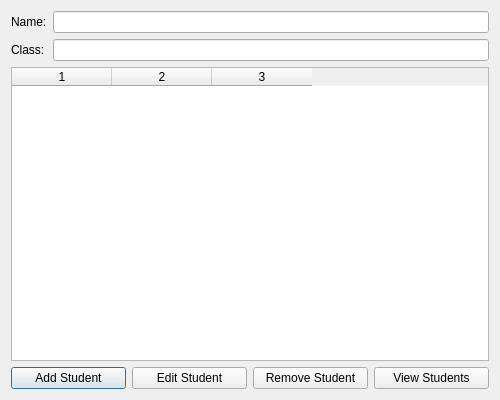
The window that AdminPanel/StudentManagement.ui (sarimkhan4/SchoolManagementSystem) describes before a commit, drawn with Qt 5.
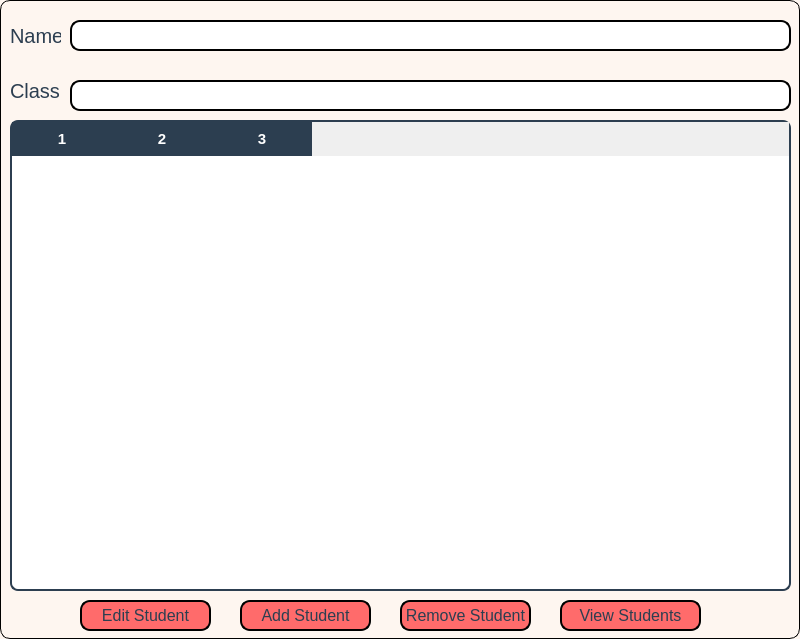
The same window after the commit.

The edit to the form file:
```diff
--- a/AdminPanel/StudentManagement.ui
+++ b/AdminPanel/StudentManagement.ui
@@ -6,91 +6,290 @@
    <rect>
     <x>0</x>
     <y>0</y>
-    <width>500</width>
-    <height>400</height>
+    <width>800</width>
+    <height>639</height>
    </rect>
   </property>
   <property name="windowTitle">
    <string>Manage Students</string>
   </property>
-  <layout class="QVBoxLayout" name="verticalLayout">
-   <item>
-    <layout class="QFormLayout" name="formLayout">
-     <item row="0" column="0">
-      <widget class="QLabel" name="labelName">
-       <property name="text">
-        <string>Name:</string>
-       </property>
-      </widget>
-     </item>
-     <item row="0" column="1">
-      <widget class="QLineEdit" name="nameLineEdit"/>
-     </item>
-     <item row="1" column="0">
-      <widget class="QLabel" name="labelClass">
-       <property name="text">
-        <string>Class:</string>
-       </property>
-      </widget>
-     </item>
-     <item row="1" column="1">
-      <widget class="QLineEdit" name="classLineEdit"/>
-     </item>
-    </layout>
-   </item>
-   <item>
-    <widget class="QTableWidget" name="studentTable">
-     <property name="columnCount">
-      <number>3</number>
-     </property>
-     <property name="horizontalHeaderLabels" stdset="0">
-      <stringlist>
-       <string>ID</string>
-       <string>Name</string>
-       <string>Class</string>
-      </stringlist>
-     </property>
-     <column/>
-     <column/>
-     <column/>
-    </widget>
-   </item>
-   <item>
-    <layout class="QHBoxLayout" name="buttonLayout">
-     <item>
-      <widget class="QPushButton" name="addStudentButton">
-       <property name="text">
-        <string>Add Student</string>
-       </property>
-      </widget>
-     </item>
-     <item>
-      <widget class="QPushButton" name="editStudentButton">
-       <property name="text">
-        <string>Edit Student</string>
-       </property>
-      </widget>
-     </item>
-     <item>
-      <widget class="QPushButton" name="removeStudentButton">
-       <property name="text">
-        <string>Remove Student</string>
-       </property>
-      </widget>
-     </item>
-     <item>
-      <widget class="QPushButton" name="viewStudentButton">
-       <property name="enabled">
-        <bool>true</bool>
-       </property>
-       <property name="text">
-        <string>View Students</string>
-       </property>
-      </widget>
-     </item>
-    </layout>
-   </item>
-  </layout>
+  <property name="styleSheet">
+   <string notr="true">QDialog#StudentManagement {
+        background-color: #fef6f0   ;
+        border: 1px solid black;
+        border-radius: 10%;
+}</string>
+  </property>
+  <widget class="QTableWidget" name="studentTable">
+   <property name="geometry">
+    <rect>
+     <x>10</x>
+     <y>120</y>
+     <width>781</width>
+     <height>471</height>
+    </rect>
+   </property>
+   <property name="maximumSize">
+    <size>
+     <width>1000</width>
+     <height>600</height>
+    </size>
+   </property>
+   <property name="styleSheet">
+    <string notr="true">QTableWidget#studentTable {
+    border: 1.5px solid #2c3e50;
+    border-radius: 8px;
+    background-color: #ffffff;
+    font-family: 'Segoe UI', sans-serif;
+    font-size: 11pt;
+    color: #2c3e50;
+    gridline-color: #ecf0f1;
+    alternate-background-color: #f7f9fa;
+    selection-background-color: #d6eaf8;
+    selection-color: #1a252f;
+}
+
+QHeaderView::section {
+    background-color: #2c3e50;
+    color: white;
+    font-weight: bold;
+    font-size: 11pt;
+    padding: 6px;
+    border: none;
+    font-family: 'Segoe UI', sans-serif;
+}
+
+QTableWidget QTableCornerButton::section {
+    background-color: #2c3e50;
+    border: none;
+}
+
+QTableWidget::item {
+    padding: 6px;
+    font-size: 10.5pt;
+}
+
+QTableWidget::item:selected {
+    background-color: #d6eaf8;
+    color: #1a252f;
+}
+</string>
+   </property>
+   <property name="showGrid">
+    <bool>true</bool>
+   </property>
+   <property name="columnCount">
+    <number>3</number>
+   </property>
+   <property name="horizontalHeaderLabels" stdset="0">
+    <stringlist>
+     <string>ID</string>
+     <string>Name</string>
+     <string>Class</string>
+    </stringlist>
+   </property>
+   <column/>
+   <column/>
+   <column/>
+  </widget>
+  <widget class="QLineEdit" name="classLineEdit">
+   <property name="geometry">
+    <rect>
+     <x>70</x>
+     <y>80</y>
+     <width>721</width>
+     <height>31</height>
+    </rect>
+   </property>
+   <property name="styleSheet">
+    <string notr="true">QLineEdit#classLineEdit {
+    color: black;;
+    border: 1.5px solid black;;
+    border-radius: 10px;
+        font-size: 16px;
+        padding: 0px 8px 0px 8px;
+}
+</string>
+   </property>
+  </widget>
+  <widget class="QLineEdit" name="nameLineEdit">
+   <property name="geometry">
+    <rect>
+     <x>70</x>
+     <y>20</y>
+     <width>721</width>
+     <height>31</height>
+    </rect>
+   </property>
+   <property name="styleSheet">
+    <string notr="true">QLineEdit#nameLineEdit {
+    color: black;;
+    border: 1.5px solid black;;
+    border-radius: 10px;
+        font-size: 16px;
+        padding: 0px 8px 0px 8px;
+}
+</string>
+   </property>
+  </widget>
+  <widget class="QLabel" name="labelName">
+   <property name="geometry">
+    <rect>
+     <x>10</x>
+     <y>20</y>
+     <width>51</width>
+     <height>31</height>
+    </rect>
+   </property>
+   <property name="styleSheet">
+    <string notr="true">QLabel#labelName {
+        font-size: 20px;
+        color: #2c3e50 ;
+}</string>
+   </property>
+   <property name="text">
+    <string>Name</string>
+   </property>
+  </widget>
+  <widget class="QLabel" name="labelClass">
+   <property name="geometry">
+    <rect>
+     <x>10</x>
+     <y>70</y>
+     <width>51</width>
+     <height>41</height>
+    </rect>
+   </property>
+   <property name="styleSheet">
+    <string notr="true">QLabel#labelClass {
+        font-size: 20px;
+        color: #2c3e50 ;
+}</string>
+   </property>
+   <property name="text">
+    <string>Class</string>
+   </property>
+  </widget>
+  <widget class="QPushButton" name="viewStudentButton">
+   <property name="enabled">
+    <bool>true</bool>
+   </property>
+   <property name="geometry">
+    <rect>
+     <x>560</x>
+     <y>600</y>
+     <width>141</width>
+     <height>31</height>
+    </rect>
+   </property>
+   <property name="styleSheet">
+    <string notr="true">QPushButton#viewStudentButton {
+    background-color: #ff6b6b;
+    border: 1.5px solid black;
+    border-radius: 10px;
+    font-size: 16px;
+color: #2c3e50 ;
+}
+
+QPushButton#viewStudentButton:hover {
+    background-color: #ee5253;
+color: #2c3e50 ;
+}
+
+</string>
+   </property>
+   <property name="text">
+    <string>View Students</string>
+   </property>
+  </widget>
+  <widget class="QPushButton" name="removeStudentButton">
+   <property name="geometry">
+    <rect>
+     <x>400</x>
+     <y>600</y>
+     <width>131</width>
+     <height>31</height>
+    </rect>
+   </property>
+   <property name="styleSheet">
+    <string notr="true">QPushButton#removeStudentButton {
+    background-color: #ff6b6b;
+    border: 1.5px solid black;
+    border-radius: 10px;
+    font-size: 16px;
+color: #2c3e50 ;
+}
+
+QPushButton#removeStudentButton:hover {
+color: #2c3e50 ;
+    background-color: #ee5253;
+}
+
+</string>
+   </property>
+   <property name="text">
+    <string>Remove Student</string>
+   </property>
+  </widget>
+  <widget class="QPushButton" name="editStudentButton">
+   <property name="geometry">
+    <rect>
+     <x>80</x>
+     <y>600</y>
+     <width>131</width>
+     <height>31</height>
+    </rect>
+   </property>
+   <property name="styleSheet">
+    <string notr="true">QPushButton#editStudentButton {
+    background-color: #ff6b6b;
+    border: 1.5px solid black;
+    border-radius: 10px;
+    font-size: 16px;
+        color: #2c3e50 ;
+}
+
+QPushButton#editStudentButton:hover {
+
+    background-color: #ee5253;
+        color: #2c3e50 ;
+}
+
+</string>
+   </property>
+   <property name="text">
+    <string>Edit Student</string>
+   </property>
+  </widget>
+  <widget class="QPushButton" name="addStudentButton">
+   <property name="geometry">
+    <rect>
+     <x>240</x>
+     <y>600</y>
+     <width>131</width>
+     <height>31</height>
+    </rect>
+   </property>
+   <property name="styleSheet">
+    <string notr="true">QPushButton#addStudentButton {
+    background-color: #ff6b6b;
+    border: 1.5px solid black;
+    border-radius: 10px;
+    font-size: 16px;
+        color: #2c3e50 ;
+}
+
+QPushButton#addStudentButton:hover {
+    background-color: #ee5253;
+        color: #2c3e50 ;
+}
+
+</string>
+   </property>
+   <property name="text">
+    <string>Add Student</string>
+   </property>
+  </widget>
  </widget>
  <resources/>
  <connections/>
```
